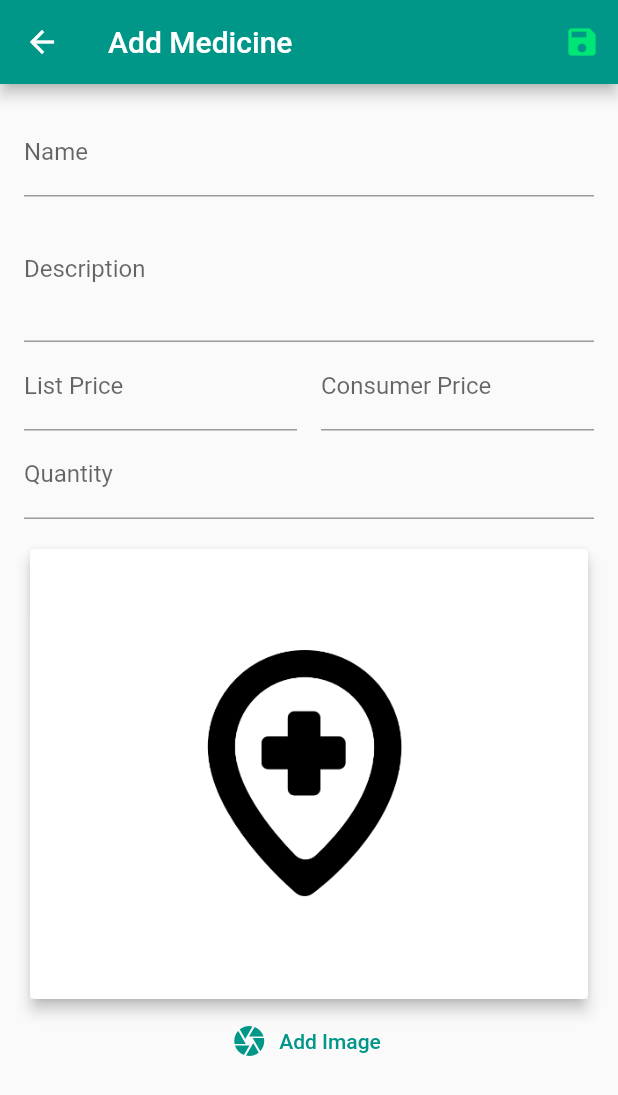
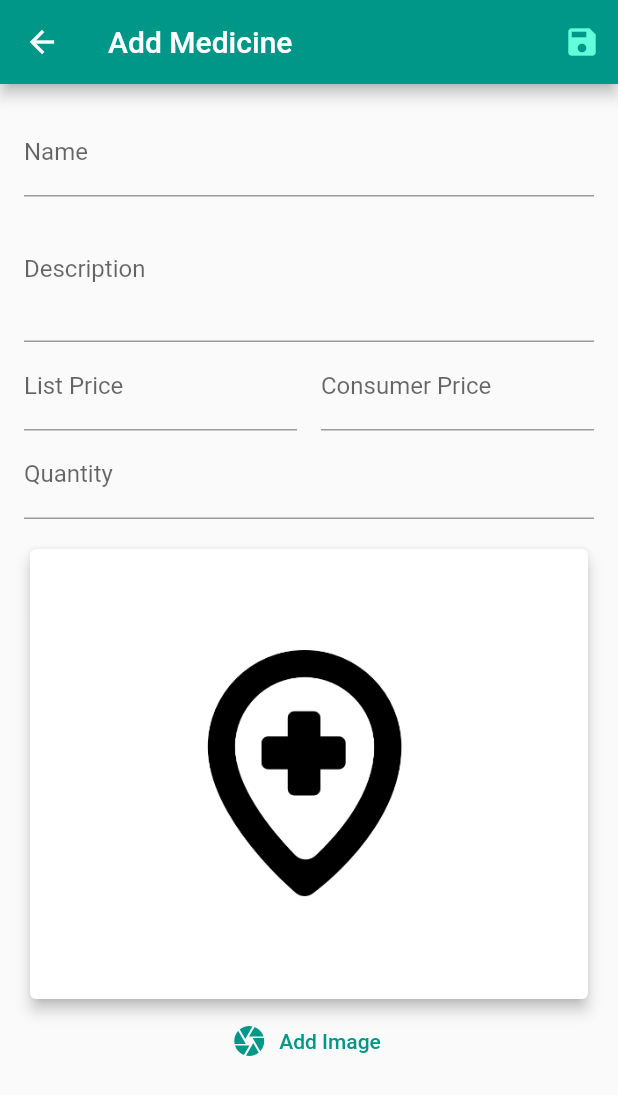
Before and after one commit to MedhatMohamed5/Medicines, a Flutter app: the screen it shows once a user with an empty profile is signed in, in the side drawer, after a tap on "Add Medicine", on a phone screen of 412 x 824 dp. Shown: the top 1095 px of the screen. Run offline on Flutter 3.47's test engine with Material 2 defaults, Android fonts, the phone set to English and light mode, and no system bars; our stand-ins replace cached_network_image, cloud_firestore, firebase_auth, firebase_core, firebase_storage, image_picker; accounts and stored records are empty.

Commit message:
Some modifications on medicine screen and edit screen

```diff
--- a/lib/main.dart
+++ b/lib/main.dart
@@ -33,6 +33,7 @@ const MaterialColor primaryBlack = MaterialColor(
     900: Color(0xFF191919),
   },
 );
+
 const int _blackPrimaryValue = 0xFF191919;
 
 class Medicines extends StatelessWidget {
@@ -57,8 +58,8 @@ class Medicines extends StatelessWidget {
               title: 'Medicines',
               theme: ThemeData(
                 primarySwatch: Colors.teal,
-                backgroundColor: Colors.greenAccent[400],
-                accentColor: Colors.greenAccent[400],
+                backgroundColor: Colors.tealAccent,
+                accentColor: Colors.tealAccent,
                 accentColorBrightness: Brightness.dark,
                 buttonTheme: ButtonTheme.of(context).copyWith(
                   buttonColor: Colors.teal,
--- a/lib/widgets/medicine_card.dart
+++ b/lib/widgets/medicine_card.dart
@@ -122,7 +122,9 @@ class MedicineCard extends StatelessWidget {
                 progressIndicatorBuilder: (ctx, _, progress) {
                   return Center(
                     child: CircularProgressIndicator(
-                      value: progress.progress != null ? progress.progress : 1,
+                      backgroundColor: Colors.blueGrey,
+                      value:
+                          progress.progress, //!= null ? progress.progress : 1,
                     ),
                   );
                 },
--- a/lib/widgets/medicine_image_picker.dart
+++ b/lib/widgets/medicine_image_picker.dart
@@ -1,5 +1,6 @@
 import 'dart:io';
 
+import 'package:cached_network_image/cached_network_image.dart';
 import 'package:flutter/material.dart';
 import 'package:image_picker/image_picker.dart';
 
@@ -26,19 +27,7 @@ class _MedicineImagePickerState extends State<MedicineImagePicker> {
           child: Container(
             height: 300,
             width: MediaQuery.of(context).size.width,
-            decoration: BoxDecoration(
-              color: Colors.white60,
-              image: DecorationImage(
-                image: _pickedFile != null
-                    ? FileImage(
-                        _pickedFile,
-                      )
-                    : widget.imageUrl != ''
-                        ? NetworkImage(widget.imageUrl, scale: 0.8)
-                        : AssetImage('assets/images/medical.png'),
-                fit: _pickedFile == null ? BoxFit.fitHeight : BoxFit.cover,
-              ),
-            ),
+            child: _buildContainer(context),
           ),
         ),
         FlatButton.icon(
@@ -51,6 +40,45 @@ class _MedicineImagePickerState extends State<MedicineImagePicker> {
         ),
       ],
     );
+  }
+
+  Widget _buildContainer(BuildContext context) {
+    return _pickedFile != null
+        ? Image.file(_pickedFile)
+        : widget.imageUrl != ''
+            ? Center(
+                child: CachedNetworkImage(
+                  fit: BoxFit.cover,
+                  imageUrl: widget.imageUrl,
+                  errorWidget: (ctx, _, __) => _placeholderImage(),
+                  progressIndicatorBuilder: (ctx, _, progress) {
+                    return Center(
+                      child: CircularProgressIndicator(
+                        backgroundColor: Colors.blueGrey,
+                        value: progress
+                            .progress, //!= null ? progress.progress : 1,
+                      ),
+                    );
+                  },
+                ),
+              )
+            : _placeholderImage();
+    /*Container(
+      height: 300,
+      width: MediaQuery.of(context).size.width,
+      decoration: BoxDecoration(
+        color: Colors.white60,
+        image: DecorationImage(
+          image: _pickedFile != null
+              ? FileImage(
+                  _pickedFile,
+                )
+              : widget.imageUrl != ''
+                  ? NetworkImage(widget.imageUrl, scale: 0.8)
+                  : AssetImage('assets/images/medical.png'),
+          fit: _pickedFile == null ? BoxFit.fitHeight : BoxFit.cover,
+        ),
+      ),*/
   }
 
   void _pickImage() async {
@@ -67,4 +95,17 @@ class _MedicineImagePickerState extends State<MedicineImagePicker> {
       widget.imagePickFn(pickedImageFile);
     }
   }
+
+  Widget _placeholderImage() => Image.asset(
+        'assets/images/medical.png',
+        /*frameBuilder: (_, child, ___, __) {
+          return DecoratedBox(
+              decoration: BoxDecoration(
+                color: Colors.white,
+                border: Border.all(color: Colors.black38),
+                borderRadius: BorderRadius.circular(20),
+              ),
+              child: Center(child: child));
+        },*/
+      );
 }
```
Also changed, not shown: lib/screens/medicine_details_screen.dart (+64 -4 lines).
